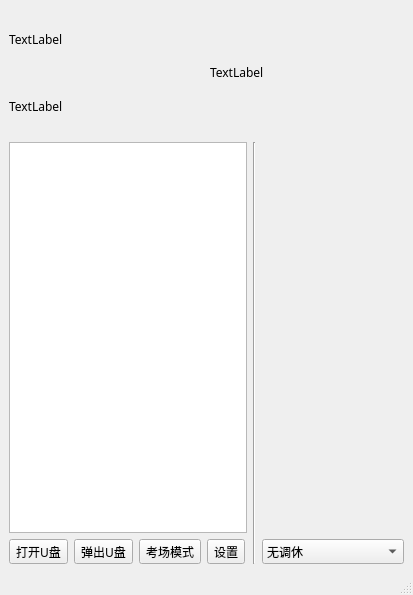
First picture: the form in ui/mainwindow.ui, repository Return-Log/Education-Clock, before the edit.
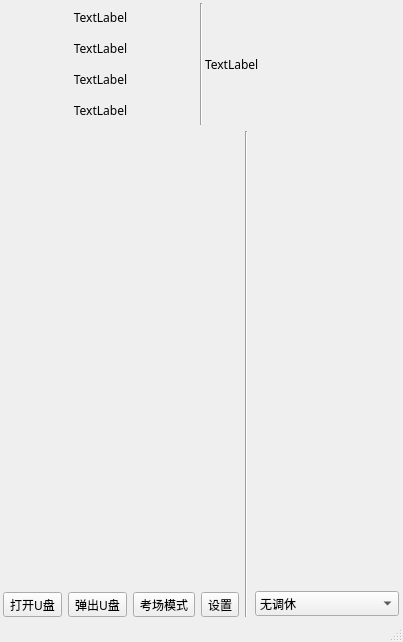
Second picture: the form after the edit. Icons and pictures are not drawn.

The edit to the form file:
```diff
--- a/ui/mainwindow.ui
+++ b/ui/mainwindow.ui
@@ -6,8 +6,8 @@
    <rect>
     <x>0</x>
     <y>0</y>
-    <width>413</width>
-    <height>595</height>
+    <width>403</width>
+    <height>642</height>
    </rect>
   </property>
   <property name="font">
@@ -19,44 +19,102 @@
    <string>Education-Clock</string>
   </property>
   <widget class="QWidget" name="centralwidget">
-   <layout class="QVBoxLayout" name="verticalLayout_3" stretch="3,10">
+   <property name="sizePolicy">
+    <sizepolicy hsizetype="Preferred" vsizetype="Ignored">
+     <horstretch>0</horstretch>
+     <verstretch>0</verstretch>
+    </sizepolicy>
+   </property>
+   <layout class="QVBoxLayout" name="verticalLayout_3" stretch="1,4">
+    <property name="spacing">
+     <number>6</number>
+    </property>
+    <property name="sizeConstraint">
+     <enum>QLayout::SetDefaultConstraint</enum>
+    </property>
+    <property name="leftMargin">
+     <number>3</number>
+    </property>
+    <property name="topMargin">
+     <number>3</number>
+    </property>
+    <property name="rightMargin">
+     <number>3</number>
+    </property>
+    <property name="bottomMargin">
+     <number>3</number>
+    </property>
     <item>
      <layout class="QGridLayout" name="gridLayout">
+      <property name="sizeConstraint">
+       <enum>QLayout::SetDefaultConstraint</enum>
+      </property>
+      <property name="spacing">
+       <number>2</number>
+      </property>
       <item row="0" column="0">
        <widget class="QLabel" name="label">
         <property name="text">
          <string>TextLabel</string>
         </property>
-       </widget>
-      </item>
-      <item row="1" column="0">
-       <widget class="QLabel" name="label_3">
-        <property name="text">
-         <string>TextLabel</string>
+        <property name="alignment">
+         <set>Qt::AlignCenter</set>
         </property>
        </widget>
       </item>
-      <item row="0" column="1" rowspan="2">
+      <item row="0" column="2" rowspan="4">
        <widget class="QLabel" name="label_2">
         <property name="text">
          <string>TextLabel</string>
         </property>
        </widget>
       </item>
+      <item row="0" column="1" rowspan="4">
+       <widget class="Line" name="line_2">
+        <property name="orientation">
+         <enum>Qt::Vertical</enum>
+        </property>
+       </widget>
+      </item>
+      <item row="2" column="0">
+       <widget class="QLabel" name="label_4">
+        <property name="text">
+         <string>TextLabel</string>
+        </property>
+        <property name="alignment">
+         <set>Qt::AlignCenter</set>
+        </property>
+       </widget>
+      </item>
+      <item row="3" column="0">
+       <widget class="QLabel" name="label_3">
+        <property name="text">
+         <string>TextLabel</string>
+        </property>
+        <property name="alignment">
+         <set>Qt::AlignCenter</set>
+        </property>
+       </widget>
+      </item>
+      <item row="1" column="0">
+       <widget class="QLabel" name="label_5">
+        <property name="text">
+         <string>TextLabel</string>
+        </property>
+        <property name="alignment">
+         <set>Qt::AlignCenter</set>
+        </property>
+       </widget>
+      </item>
      </layout>
     </item>
     <item>
      <layout class="QHBoxLayout" name="horizontalLayout" stretch="5,1,3">
       <item>
-       <layout class="QVBoxLayout" name="verticalLayout">
+       <layout class="QVBoxLayout" name="verticalLayout" stretch="1,0">
         <item>
-         <widget class="QTextBrowser" name="textBrowser">
-          <property name="lineWrapMode">
-           <enum>QTextEdit::WidgetWidth</enum>
-          </property>
-          <property name="readOnly">
-           <bool>false</bool>
-          </property>
+         <widget class="QWidget" name="widget" native="true">
+          <layout class="QVBoxLayout" name="verticalLayout_5"/>
          </widget>
         </item>
         <item>
@@ -72,8 +130,8 @@
             </property>
             <property name="iconSize">
              <size>
-              <width>24</width>
-              <height>24</height>
+              <width>16</width>
+              <height>16</height>
              </size>
             </property>
             <property name="toolButtonStyle">
@@ -92,8 +150,8 @@
             </property>
             <property name="iconSize">
              <size>
-              <width>24</width>
-              <height>24</height>
+              <width>16</width>
+              <height>16</height>
              </size>
             </property>
             <property name="checkable">
@@ -115,8 +173,8 @@
             </property>
             <property name="iconSize">
              <size>
-              <width>24</width>
-              <height>24</height>
+              <width>16</width>
+              <height>16</height>
              </size>
             </property>
             <property name="toolButtonStyle">
@@ -135,8 +193,8 @@
             </property>
             <property name="iconSize">
              <size>
-              <width>24</width>
-              <height>24</height>
+              <width>16</width>
+              <height>16</height>
              </size>
             </property>
             <property name="toolButtonStyle">
@@ -150,9 +208,6 @@
       </item>
       <item>
        <widget class="Line" name="line">
-        <property name="frameShadow">
-         <enum>QFrame::Sunken</enum>
-        </property>
         <property name="orientation">
          <enum>Qt::Vertical</enum>
         </property>
@@ -160,6 +215,21 @@
       </item>
       <item>
        <layout class="QVBoxLayout" name="verticalLayout_2">
+        <property name="spacing">
+         <number>6</number>
+        </property>
+        <property name="leftMargin">
+         <number>1</number>
+        </property>
+        <property name="topMargin">
+         <number>1</number>
+        </property>
+        <property name="rightMargin">
+         <number>1</number>
+        </property>
+        <property name="bottomMargin">
+         <number>1</number>
+        </property>
         <item>
          <spacer name="verticalSpacer_2">
           <property name="orientation">
@@ -175,6 +245,15 @@
         </item>
         <item>
          <widget class="QComboBox" name="comboBox">
+          <property name="insertPolicy">
+           <enum>QComboBox::InsertAtBottom</enum>
+          </property>
+          <property name="duplicatesEnabled">
+           <bool>false</bool>
+          </property>
+          <property name="frame">
+           <bool>true</bool>
+          </property>
           <item>
            <property name="text">
             <string>无调休</string>
```
Left out of the diff: 5 changed lines with no effect on the pictures.
